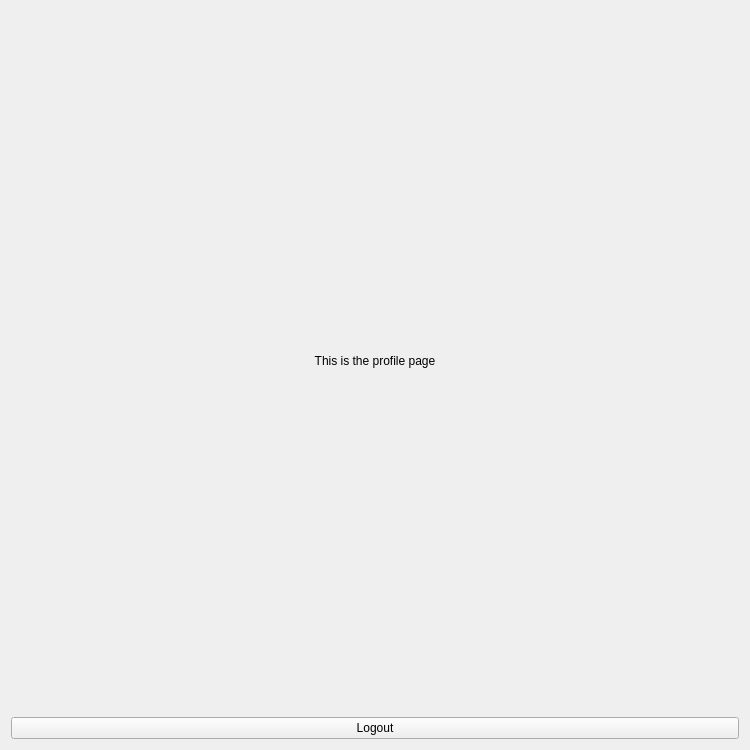
Above: presentationLayer/widgets/profile/profile.ui from codingburgas/2526-9-CPP-SprintProject-Certa.dev before the change. Below: the same form after it.
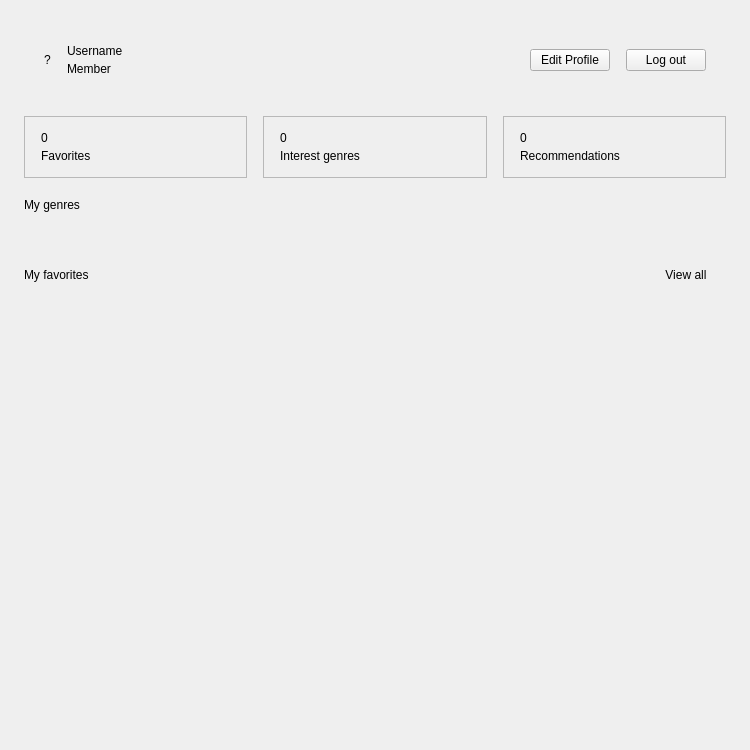
That is the form after the change.

Commit message: feat(profile): finish profile page, closes #23

Patch:
```diff
--- a/presentationLayer/widgets/profile/profile.ui
+++ b/presentationLayer/widgets/profile/profile.ui
@@ -13,22 +13,692 @@
   <property name="windowTitle">
    <string>Profile</string>
   </property>
-  <layout class="QVBoxLayout" name="verticalLayout">
+  <property name="styleSheet">
+   <string notr="true">#Profile {
+    background-color: #0F0F11;
+}
+QScrollArea {
+    border: none;
+    background-color: transparent;
+}
+QScrollArea > QWidget#qt_scrollarea_viewport {
+    background-color: transparent;
+}
+#profileScrollContent,
+#headerCard,
+#statsRow,
+#genresSection,
+#favoritesSection,
+#favoritesPreviewStack,
+#favoritesPreviewGridPage,
+#favoritesPreviewEmptyPage,
+#genresStack,
+#genresChipsPage,
+#genresEmptyPage,
+#genresChipsRow {
+    background-color: transparent;
+}
+#headerCard {
+    background-color: #181818;
+    border: 1px solid #181818;
+    border-radius: 12px;
+}
+#avatarLabel {
+    background-color: #AE1A19;
+    color: #FFFFFF;
+    border-radius: 40px;
+    font-size: 32px;
+    font-weight: 700;
+    min-width: 80px;
+    min-height: 80px;
+    max-width: 80px;
+    max-height: 80px;
+}
+#usernameLabel {
+    color: #FFFFFF;
+    font-size: 22px;
+    font-weight: 700;
+}
+#memberLabel {
+    color: #6C6C6E;
+    font-size: 12px;
+}
+#editProfileButton {
+    background-color: #AE1A19;
+    color: #FFFFFF;
+    border: none;
+    border-radius: 6px;
+    padding: 8px 16px;
+    font-size: 13px;
+    font-weight: 600;
+}
+#editProfileButton:hover {
+    background-color: #951615;
+}
+#logoutButton {
+    background-color: transparent;
+    color: #EF4444;
+    border: 1px solid #EF4444;
+    border-radius: 6px;
+    padding: 8px 16px;
+    font-size: 13px;
+    font-weight: 600;
+}
+#logoutButton:hover {
+    background-color: rgba(239, 68, 68, 0.08);
+}
+#favoritesStatTile,
+#genresStatTile,
+#recommendationsStatTile {
+    background-color: #181818;
+    border: 1px solid #181818;
+    border-radius: 10px;
+}
+#favoritesStatValue,
+#genresStatValue,
+#recommendationsStatValue {
+    color: #FFFFFF;
+    font-size: 24px;
+    font-weight: 700;
+}
+#favoritesStatLabel,
+#genresStatLabel,
+#recommendationsStatLabel {
+    color: #6C6C6E;
+    font-size: 12px;
+}
+#genresTitleLabel,
+#favoritesTitleLabel {
+    color: #FFFFFF;
+    font-size: 16px;
+    font-weight: 600;
+}
+#viewAllFavoritesButton {
+    background-color: transparent;
+    color: #AE1A19;
+    border: none;
+    font-size: 13px;
+    font-weight: 600;
+}
+#viewAllFavoritesButton:hover {
+    color: #951615;
+}
+#emptyGenresLabel,
+#emptyFavoritesLabel {
+    color: #6C6C6E;
+    font-size: 13px;
+}
+#openSettingsLink {
+    background-color: transparent;
+    color: #AE1A19;
+    border: none;
+    font-size: 13px;
+    font-weight: 600;
+    text-align: left;
+    padding: 0;
+}
+#openSettingsLink:hover {
+    color: #951615;
+}
+QFrame#movieCard {
+    background-color: #181818;
+    border-radius: 8px;
+    border: 1px solid #181818;
+}
+QFrame#movieCard:hover {
+    background-color: #232325;
+    border: 1px solid #2A2A2C;
+}
+QLabel#movieCardTitle {
+    color: #FFFFFF;
+    font-size: 13px;
+    font-weight: 600;
+}
+QLabel#movieCardGenres {
+    color: #6C6C6E;
+    font-size: 11px;
+}
+QLabel#movieCardRating {
+    color: #FFFFFF;
+    font-size: 12px;
+}
+QLabel#movieCardReviews {
+    color: #6C6C6E;
+    font-size: 12px;
+}</string>
+  </property>
+  <layout class="QVBoxLayout" name="profileRootLayout">
+   <property name="spacing">
+    <number>0</number>
+   </property>
+   <property name="leftMargin">
+    <number>0</number>
+   </property>
+   <property name="topMargin">
+    <number>0</number>
+   </property>
+   <property name="rightMargin">
+    <number>0</number>
+   </property>
+   <property name="bottomMargin">
+    <number>0</number>
+   </property>
    <item>
-    <widget class="QLabel" name="profileLabel">
-     <property name="text">
-      <string>This is the profile page</string>
+    <widget class="QScrollArea" name="profileScrollArea">
+     <property name="widgetResizable">
+      <bool>true</bool>
      </property>
-     <property name="alignment">
-      <set>Qt::AlignmentFlag::AlignCenter</set>
+     <property name="frameShape">
+      <enum>QFrame::NoFrame</enum>
      </property>
-    </widget>
-   </item>
-   <item>
-    <widget class="QPushButton" name="logoutButton">
-     <property name="text">
-      <string>Logout</string>
-     </property>
+     <widget class="QWidget" name="profileScrollContent">
+      <layout class="QVBoxLayout" name="profileContentLayout">
+       <property name="spacing">
+        <number>20</number>
+       </property>
+       <property name="leftMargin">
+        <number>24</number>
+       </property>
+       <property name="topMargin">
+        <number>24</number>
+       </property>
+       <property name="rightMargin">
+        <number>24</number>
+       </property>
+       <property name="bottomMargin">
+        <number>24</number>
+       </property>
+       <item>
+        <widget class="QFrame" name="headerCard">
+         <layout class="QHBoxLayout" name="headerLayout">
+          <property name="spacing">
+           <number>16</number>
+          </property>
+          <property name="leftMargin">
+           <number>20</number>
+          </property>
+          <property name="topMargin">
+           <number>20</number>
+          </property>
+          <property name="rightMargin">
+           <number>20</number>
+          </property>
+          <property name="bottomMargin">
+           <number>20</number>
+          </property>
+          <item>
+           <widget class="QLabel" name="avatarLabel">
+            <property name="alignment">
+             <set>Qt::AlignCenter</set>
+            </property>
+            <property name="text">
+             <string>?</string>
+            </property>
+           </widget>
+          </item>
+          <item>
+           <layout class="QVBoxLayout" name="headerTextLayout">
+            <property name="spacing">
+             <number>4</number>
+            </property>
+            <item>
+             <widget class="QLabel" name="usernameLabel">
+              <property name="text">
+               <string>Username</string>
+              </property>
+             </widget>
+            </item>
+            <item>
+             <widget class="QLabel" name="memberLabel">
+              <property name="text">
+               <string>Member</string>
+              </property>
+             </widget>
+            </item>
+           </layout>
+          </item>
+          <item>
+           <spacer name="headerSpacer">
+            <property name="orientation">
+             <enum>Qt::Horizontal</enum>
+            </property>
+            <property name="sizeHint" stdset="0">
+             <size>
+              <width>40</width>
+              <height>20</height>
+             </size>
+            </property>
+           </spacer>
+          </item>
+          <item>
+           <widget class="QPushButton" name="editProfileButton">
+            <property name="cursor">
+             <cursorShape>PointingHandCursor</cursorShape>
+            </property>
+            <property name="text">
+             <string>Edit Profile</string>
+            </property>
+           </widget>
+          </item>
+          <item>
+           <widget class="QPushButton" name="logoutButton">
+            <property name="cursor">
+             <cursorShape>PointingHandCursor</cursorShape>
+            </property>
+            <property name="text">
+             <string>Log out</string>
+            </property>
+           </widget>
+          </item>
+         </layout>
+        </widget>
+       </item>
+       <item>
+        <widget class="QWidget" name="statsRow" native="true">
+         <layout class="QHBoxLayout" name="statsLayout">
+          <property name="spacing">
+           <number>16</number>
+          </property>
+          <property name="leftMargin">
+           <number>0</number>
+          </property>
+          <property name="topMargin">
+           <number>0</number>
+          </property>
+          <property name="rightMargin">
+           <number>0</number>
+          </property>
+          <property name="bottomMargin">
+           <number>0</number>
+          </property>
+          <item>
+           <widget class="QFrame" name="favoritesStatTile">
+            <property name="styleSheet">
+             <string notr="true"/>
+            </property>
+            <property name="frameShape">
+             <enum>QFrame::StyledPanel</enum>
+            </property>
+            <layout class="QVBoxLayout" name="favoritesStatLayout">
+             <property name="spacing">
+              <number>4</number>
+             </property>
+             <property name="leftMargin">
+              <number>16</number>
+             </property>
+             <property name="topMargin">
+              <number>14</number>
+             </property>
+             <property name="rightMargin">
+              <number>16</number>
+             </property>
+             <property name="bottomMargin">
+              <number>14</number>
+             </property>
+             <item>
+              <widget class="QLabel" name="favoritesStatValue">
+               <property name="text">
+                <string>0</string>
+               </property>
+              </widget>
+             </item>
+             <item>
+              <widget class="QLabel" name="favoritesStatLabel">
+               <property name="text">
+                <string>Favorites</string>
+               </property>
+              </widget>
+             </item>
+            </layout>
+           </widget>
+          </item>
+          <item>
+           <widget class="QFrame" name="genresStatTile">
+            <property name="frameShape">
+             <enum>QFrame::StyledPanel</enum>
+            </property>
+            <layout class="QVBoxLayout" name="genresStatLayout">
+             <property name="spacing">
+              <number>4</number>
+             </property>
+             <property name="leftMargin">
+              <number>16</number>
+             </property>
+             <property name="topMargin">
+              <number>14</number>
+             </property>
+             <property name="rightMargin">
+              <number>16</number>
+             </property>
+             <property name="bottomMargin">
+              <number>14</number>
+             </property>
+             <item>
+              <widget class="QLabel" name="genresStatValue">
+               <property name="text">
+                <string>0</string>
+               </property>
+              </widget>
+             </item>
+             <item>
+              <widget class="QLabel" name="genresStatLabel">
+               <property name="text">
+                <string>Interest genres</string>
+               </property>
+              </widget>
+             </item>
+            </layout>
+           </widget>
+          </item>
+          <item>
+           <widget class="QFrame" name="recommendationsStatTile">
+            <property name="frameShape">
+             <enum>QFrame::StyledPanel</enum>
+            </property>
+            <layout class="QVBoxLayout" name="recommendationsStatLayout">
+             <property name="spacing">
+              <number>4</number>
+             </property>
+             <property name="leftMargin">
+              <number>16</number>
+             </property>
+             <property name="topMargin">
+              <number>14</number>
+             </property>
+             <property name="rightMargin">
+              <number>16</number>
+             </property>
+             <property name="bottomMargin">
+              <number>14</number>
+             </property>
+             <item>
+              <widget class="QLabel" name="recommendationsStatValue">
+               <property name="text">
+                <string>0</string>
+               </property>
+              </widget>
+             </item>
+             <item>
+              <widget class="QLabel" name="recommendationsStatLabel">
+               <property name="text">
+                <string>Recommendations</string>
+               </property>
+              </widget>
+             </item>
+            </layout>
+           </widget>
+          </item>
+         </layout>
+        </widget>
+       </item>
+       <item>
+        <widget class="QWidget" name="genresSection" native="true">
+         <layout class="QVBoxLayout" name="genresSectionLayout">
+          <property name="spacing">
+           <number>10</number>
+          </property>
+          <property name="leftMargin">
+           <number>0</number>
+          </property>
+          <property name="topMargin">
+           <number>0</number>
+          </property>
+          <property name="rightMargin">
+           <number>0</number>
+          </property>
+          <property name="bottomMargin">
+           <number>0</number>
+          </property>
+          <item>
+           <widget class="QLabel" name="genresTitleLabel">
+            <property name="text">
+             <string>My genres</string>
+            </property>
+           </widget>
+          </item>
+          <item>
+           <widget class="QStackedWidget" name="genresStack">
+            <property name="sizePolicy">
+             <sizepolicy hsizetype="Preferred" vsizetype="Maximum">
+              <horstretch>0</horstretch>
+              <verstretch>0</verstretch>
+             </sizepolicy>
+            </property>
+            <property name="currentIndex">
+             <number>0</number>
+            </property>
+            <widget class="QWidget" name="genresChipsPage">
+             <layout class="QVBoxLayout" name="genresChipsPageLayout">
+              <property name="spacing">
+               <number>0</number>
+              </property>
+              <property name="leftMargin">
+               <number>0</number>
+              </property>
+              <property name="topMargin">
+               <number>0</number>
+              </property>
+              <property name="rightMargin">
+               <number>0</number>
+              </property>
+              <property name="bottomMargin">
+               <number>0</number>
+              </property>
+              <item>
+               <widget class="QWidget" name="genresChipsRow" native="true">
+                <property name="sizePolicy">
+                 <sizepolicy hsizetype="Preferred" vsizetype="Maximum">
+                  <horstretch>0</horstretch>
+                  <verstretch>0</verstretch>
+                 </sizepolicy>
+                </property>
+                <layout class="QHBoxLayout" name="genresChipsLayout">
+                 <property name="spacing">
+                  <number>8</number>
+                 </property>
+                 <property name="leftMargin">
+                  <number>0</number>
+                 </property>
+                 <property name="topMargin">
+                  <number>0</number>
+                 </property>
+                 <property name="rightMargin">
+                  <number>0</number>
+                 </property>
+                 <property name="bottomMargin">
+                  <number>0</number>
+                 </property>
+                 <item>
+                  <spacer name="genresChipsSpacer">
+                   <property name="orientation">
+                    <enum>Qt::Horizontal</enum>
+                   </property>
+                   <property name="sizeHint" stdset="0">
+                    <size>
+                     <width>40</width>
+                     <height>20</height>
+                    </size>
+                   </property>
+                  </spacer>
+                 </item>
+                </layout>
+               </widget>
+              </item>
+             </layout>
+            </widget>
+            <widget class="QWidget" name="genresEmptyPage">
+             <layout class="QHBoxLayout" name="genresEmptyLayout">
+              <property name="spacing">
+               <number>6</number>
+              </property>
+              <property name="leftMargin">
+               <number>0</number>
+              </property>
+              <property name="topMargin">
+               <number>0</number>
+              </property>
+              <property name="rightMargin">
+               <number>0</number>
+              </property>
+              <property name="bottomMargin">
+               <number>0</number>
+              </property>
+              <item>
+               <widget class="QLabel" name="emptyGenresLabel">
+                <property name="text">
+                 <string>No genres picked yet —</string>
+                </property>
+               </widget>
+              </item>
+              <item>
+               <widget class="QPushButton" name="openSettingsLink">
+                <property name="cursor">
+                 <cursorShape>PointingHandCursor</cursorShape>
+                </property>
+                <property name="text">
+                 <string>set them in Settings</string>
+                </property>
+                <property name="flat">
+                 <bool>true</bool>
+                </property>
+               </widget>
+              </item>
+              <item>
+               <spacer name="genresEmptySpacer">
+                <property name="orientation">
+                 <enum>Qt::Horizontal</enum>
+                </property>
+                <property name="sizeHint" stdset="0">
+                 <size>
+                  <width>40</width>
+                  <height>20</height>
+                 </size>
+                </property>
+               </spacer>
+              </item>
+             </layout>
+            </widget>
+           </widget>
+          </item>
+         </layout>
+        </widget>
+       </item>
+       <item>
+        <widget class="QWidget" name="favoritesSection" native="true">
+         <layout class="QVBoxLayout" name="favoritesSectionLayout">
+          <property name="spacing">
+           <number>10</number>
+          </property>
+          <property name="leftMargin">
+           <number>0</number>
+          </property>
+          <property name="topMargin">
+           <number>0</number>
+          </property>
+          <property name="rightMargin">
+           <number>0</number>
+          </property>
+          <property name="bottomMargin">
+           <number>0</number>
+          </property>
+          <item>
+           <layout class="QHBoxLayout" name="favoritesHeaderLayout">
+            <item>
+             <widget class="QLabel" name="favoritesTitleLabel">
+              <property name="text">
+               <string>My favorites</string>
+              </property>
+             </widget>
+            </item>
+            <item>
+             <spacer name="favoritesHeaderSpacer">
+              <property name="orientation">
+               <enum>Qt::Horizontal</enum>
+              </property>
+              <property name="sizeHint" stdset="0">
+               <size>
+                <width>40</width>
+                <height>20</height>
+               </size>
+              </property>
+             </spacer>
+            </item>
+            <item>
+             <widget class="QPushButton" name="viewAllFavoritesButton">
+              <property name="cursor">
+               <cursorShape>PointingHandCursor</cursorShape>
+              </property>
+              <property name="text">
+               <string>View all</string>
+              </property>
+              <property name="flat">
+               <bool>true</bool>
+              </property>
+             </widget>
+            </item>
+           </layout>
+          </item>
+          <item>
+           <widget class="QStackedWidget" name="favoritesPreviewStack">
+            <property name="currentIndex">
+             <number>0</number>
+            </property>
+            <widget class="QWidget" name="favoritesPreviewGridPage">
+             <layout class="QGridLayout" name="favoritesPreviewGrid">
+              <property name="horizontalSpacing">
+               <number>24</number>
+              </property>
+              <property name="verticalSpacing">
+               <number>32</number>
+              </property>
+              <property name="leftMargin">
+               <number>0</number>
+              </property>
+              <property name="topMargin">
+               <number>0</number>
+              </property>
+              <property name="rightMargin">
+               <number>0</number>
+              </property>
+              <property name="bottomMargin">
+               <number>0</number>
+              </property>
+             </layout>
+            </widget>
+            <widget class="QWidget" name="favoritesPreviewEmptyPage">
+             <layout class="QVBoxLayout" name="favoritesPreviewEmptyLayout">
+              <item>
+               <widget class="QLabel" name="emptyFavoritesLabel">
+                <property name="text">
+                 <string>No favorites yet.</string>
+                </property>
+                <property name="alignment">
+                 <set>Qt::AlignCenter</set>
+                </property>
+               </widget>
+              </item>
+             </layout>
+            </widget>
+           </widget>
+          </item>
+         </layout>
+        </widget>
+       </item>
+       <item>
+        <spacer name="profileBottomSpacer">
+         <property name="orientation">
+          <enum>Qt::Vertical</enum>
+         </property>
+         <property name="sizeHint" stdset="0">
+          <size>
+           <width>20</width>
+           <height>40</height>
+          </size>
+         </property>
+        </spacer>
+       </item>
+      </layout>
+     </widget>
     </widget>
    </item>
   </layout>
```
The commit also changes 3 other files.
